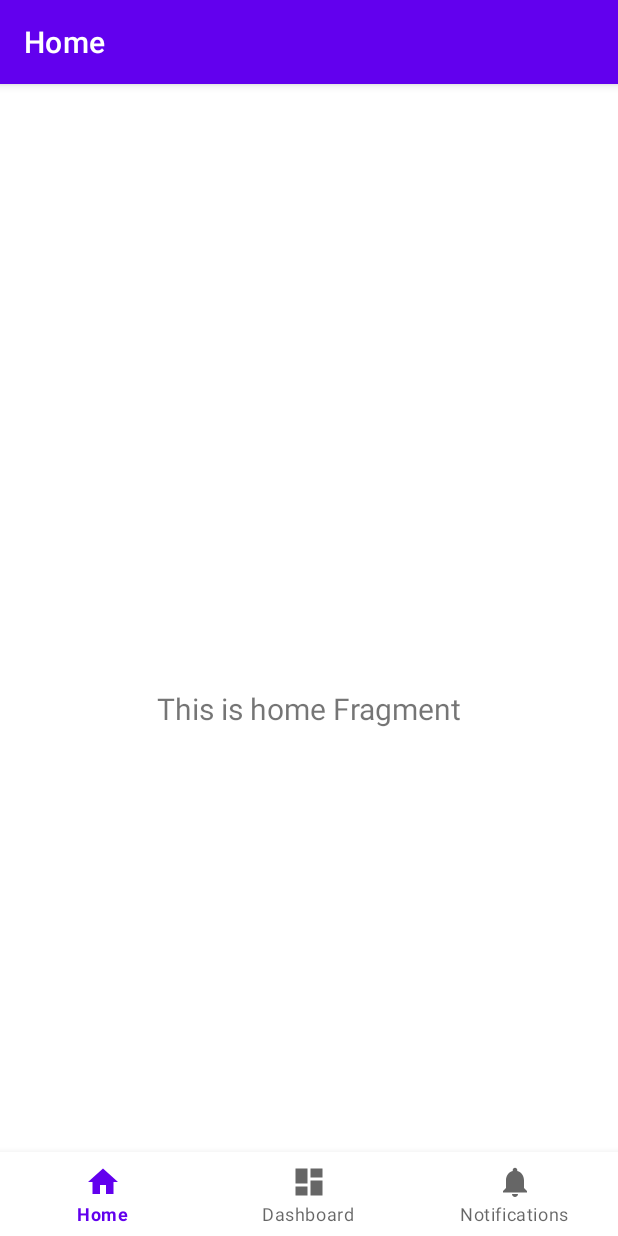
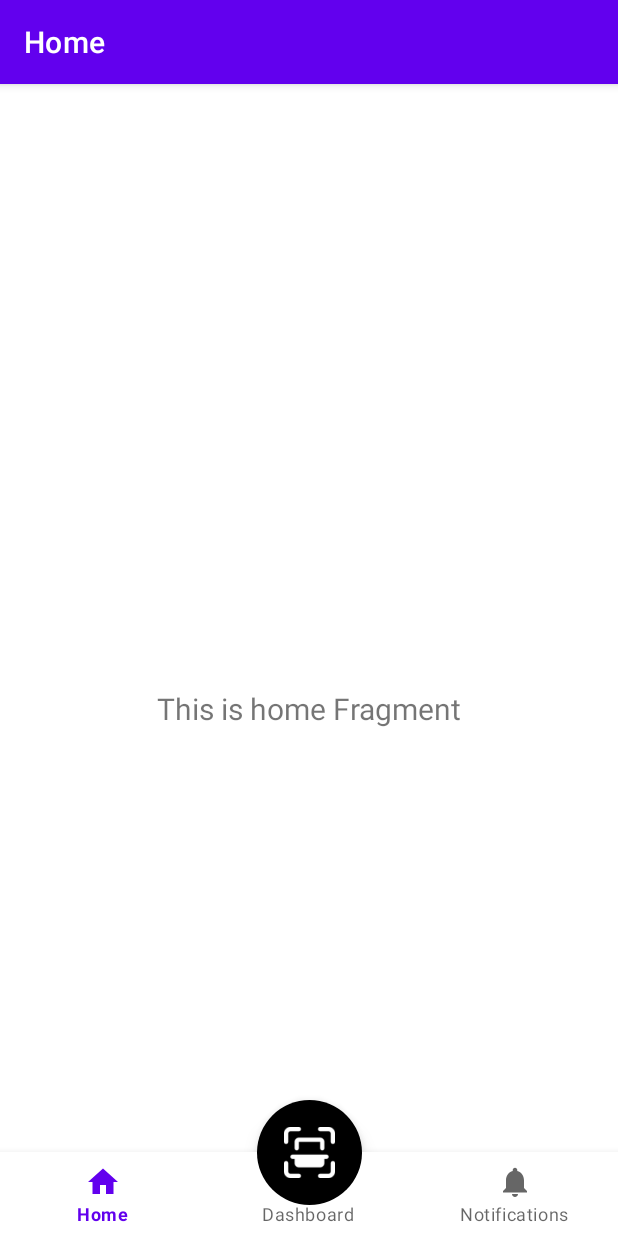
Before and after one commit to LokaFresh-Inventory/InventoryApp, an Android app: the screen it shows after launch (MainActivity), on a phone screen of 412 x 824 dp. Run offline under Robolectric (Android 15) with nearby library versions, the phone set to English and light mode, and no system bars; our stand-ins replace navigation-ui.

Commit message:
coba tambah scan

```diff
--- /dev/null
+++ b/app/src/main/res/drawable/rounded_button_background.xml
@@ -0,0 +1,7 @@
+<shape xmlns:android="http://schemas.android.com/apk/res/android">
+    <!-- Warna latar belakang -->
+    <solid android:color="@color/white" />
+
+    <!-- Sudut melingkar -->
+    <corners android:radius="56dp" />
+</shape>
--- a/app/src/main/res/layout/activity_main.xml
+++ b/app/src/main/res/layout/activity_main.xml
@@ -18,6 +18,22 @@
         app:layout_constraintRight_toRightOf="parent"
         app:menu="@menu/bottom_nav_menu" />
 
+    <ImageButton
+        android:id="@+id/btn_scan"
+        android:layout_width="70dp"
+        android:layout_height="70dp"
+        android:layout_marginBottom="-35dp"
+        android:background="@drawable/rounded_button_background"
+        android:src="@drawable/scan"
+        android:contentDescription="scan"
+        android:scaleType="centerInside"
+        android:elevation="8dp"
+        android:padding="18dp"
+        android:backgroundTint="@color/black"
+        app:layout_constraintBottom_toTopOf="@id/nav_view"
+        app:layout_constraintLeft_toLeftOf="parent"
+        app:layout_constraintRight_toRightOf="parent"
+        app:tint="@color/white" />
     <fragment
         android:id="@+id/nav_host_fragment_activity_main"
         android:name="androidx.navigation.fragment.NavHostFragment"
```
Also changed, not shown: app/src/main/res/drawable/scan.png (added).
